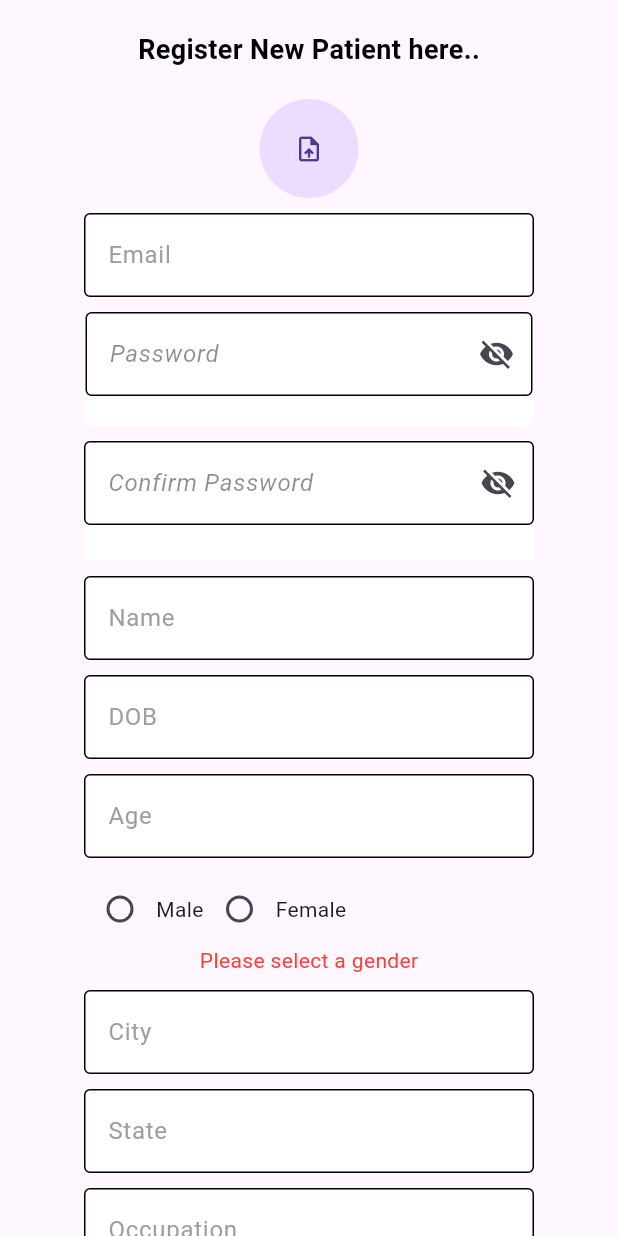
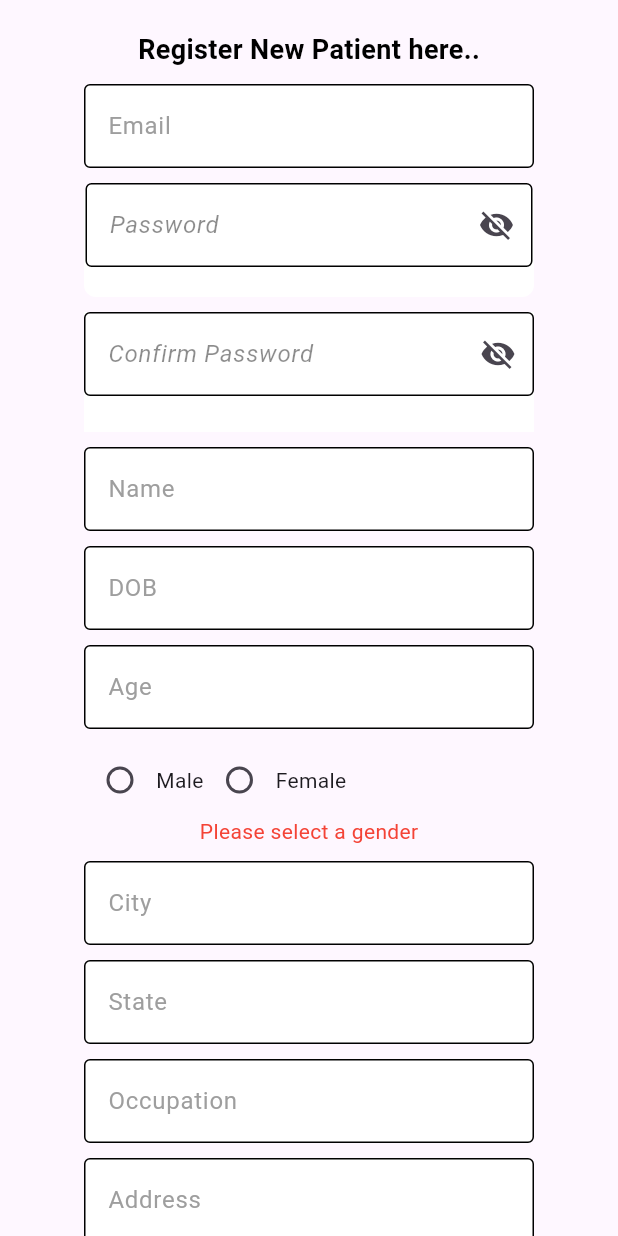
Before and after one commit to MinshaMoidheen/dass, a Flutter app: the UserDetails screen opened directly, on a phone screen of 412 x 824 dp. Run offline on Flutter 3.47's test engine with Material 3 defaults, Android fonts, the phone set to English and light mode, and no system bars; our stand-ins replace carousel_slider, cloud_firestore, file_picker, firebase_auth, firebase_core, firebase_storage and 2 more; missing offline and left inert: dart:ffi, flutter_pdfview; accounts and stored records are empty.

Commit message:
errir fix

```diff
--- a/lib/screens/user/user_details.dart
+++ b/lib/screens/user/user_details.dart
@@ -96,45 +96,45 @@ class _UserDetailsState extends State<UserDetails> {
                     fontSize: 18,
                     fw: FontWeight.w700,
                   ),
-                  SizedBox(
-                    height: 20,
-                  ),
-
-                  Center(
-                    child: CircleAvatar(
-                      radius: 33,
-                      child: GestureDetector(
-                        onTap: () {
-                          showImage();
-                        },
-                        child: Center(
-                          child: _image != null
-                              ? Container(
-                            height: 150,
-                            width: 150,
-                            decoration: BoxDecoration(
-                                color: Colors.red,
-                                shape: BoxShape.circle,
-                                image: DecorationImage(
-                                    fit: BoxFit.cover,
-                                    image:
-                                    FileImage(File(_image!.path)))),
-                          )
-                              : Container(
-                            child: Row(
-                              mainAxisAlignment: MainAxisAlignment.center,
-                              children: [
-                                Icon(
-                                  Icons.upload_file,
-                                  size: 20,
-                                )
-                              ],
-                            ),
-                          ),
-                        ),
-                      ),
-                    ),
-                  ),
+                  // SizedBox(
+                  //   height: 20,
+                  // ),
+                  //
+                  // Center(
+                  //   child: CircleAvatar(
+                  //     radius: 33,
+                  //     child: GestureDetector(
+                  //       onTap: () {
+                  //         showImage();
+                  //       },
+                  //       child: Center(
+                  //         child: _image != null
+                  //             ? Container(
+                  //           height: 150,
+                  //           width: 150,
+                  //           decoration: BoxDecoration(
+                  //               color: Colors.red,
+                  //               shape: BoxShape.circle,
+                  //               image: DecorationImage(
+                  //                   fit: BoxFit.cover,
+                  //                   image:
+                  //                   FileImage(File(_image!.path)))),
+                  //         )
+                  //             : Container(
+                  //           child: Row(
+                  //             mainAxisAlignment: MainAxisAlignment.center,
+                  //             children: [
+                  //               Icon(
+                  //                 Icons.upload_file,
+                  //                 size: 20,
+                  //               )
+                  //             ],
+                  //           ),
+                  //         ),
+                  //       ),
+                  //     ),
+                  //   ),
+                  // ),
                   SizedBox(height: 10,),
                   Container(
                     width: 300,
@@ -483,17 +483,6 @@ class _UserDetailsState extends State<UserDetails> {
                     if (_regKey.currentState!.validate() ) {
                       if (_regKey.currentState!.validate()) {
                         try {
-                          String? url;
-
-                          // Check if image is selected
-                          if (_image != null) {
-                            var filename = DateTime.now();
-                            var ref = FirebaseStorage.instance.ref().child('patient/$filename');
-                            UploadTask utask = ref.putFile(File(_image!.path));
-                            await utask.then((res) async {
-                              url = (await ref.getDownloadURL()).toString();
-                            });
-                          }
 
                           FirebaseAuth.instance.createUserWithEmailAndPassword(
                             email: _emailController.text.trim(),
@@ -524,7 +513,6 @@ class _UserDetailsState extends State<UserDetails> {
                                 'status': 1,
                                 'createdAt': DateTime.now(),
                                 'usertype': "patient",
-                                'imageurl': url ?? "", // Use empty string if url is null
                               }).then((value) {
                                 showsnackbar("Registered Successfully!");
                                 Navigator.pop(context);
--- a/pubspec.yaml
+++ b/pubspec.yaml
@@ -28,6 +28,7 @@ dependencies:
   file_picker:
   flutter_pdfview:
   path_provider:
+  win32:
 
 
 
@@ -66,7 +67,7 @@ flutter:
     - assets/img/doc6.jpg
     - assets/img/doc7.webp
     - assets/img/reset.png
-    - assets/audio/
+  #- assets/audio/
 
   # An image asset can refer to one or more resolution-specific "variants", see
   # https://flutter.dev/assets-and-images/#resolution-aware
```
Also changed, not shown: firebase.json (added), lib/firebase_options.dart, pubspec.lock, 4 other files.
